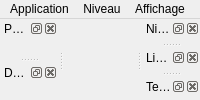
Before: the Qt Designer form Source/Elements/UI/MainWindow.ui in azertval/ProjectGaming, drawn with Qt 5.
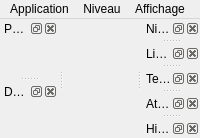
After: the same form once the commit is applied.

Commit message: feat(hmi): actions, barre d'outils, barre d'etat et historique visuel de l'atelier (LOT-54 TACHE-04)

Diff of the .ui file:
```diff
--- a/Source/Elements/UI/MainWindow.ui
+++ b/Source/Elements/UI/MainWindow.ui
@@ -55,6 +55,18 @@
    <attribute name="dockWidgetArea"><number>2</number></attribute>
    <widget class="QWidget" name="texturesContents"/>
   </widget>
+  <!-- Atelier pixel art (LOT-54 TACHE-04) : canevas et historique visuel, regroupes en onglets
+       avec Niveaux/Liens (LOT-57 TACHE-02) via tabifyDockWidget en code. -->
+  <widget class="QDockWidget" name="PixelCanvasPanel">
+   <property name="windowTitle"><string>Atelier</string></property>
+   <attribute name="dockWidgetArea"><number>2</number></attribute>
+   <widget class="QWidget" name="pixelCanvasContents"/>
+  </widget>
+  <widget class="QDockWidget" name="PixelHistoryPanel">
+   <property name="windowTitle"><string>Historique de l'atelier</string></property>
+   <attribute name="dockWidgetArea"><number>2</number></attribute>
+   <widget class="QWidget" name="pixelHistoryContents"/>
+  </widget>
   <action name="actMainMenu"><property name="text"><string>Menu principal</string></property></action>
   <action name="actQuit"><property name="text"><string>Quitter</string></property></action>
   <action name="actResize"><property name="text"><string>Redimensionner…</string></property></action>
```
The commit also changes 26 other files.
